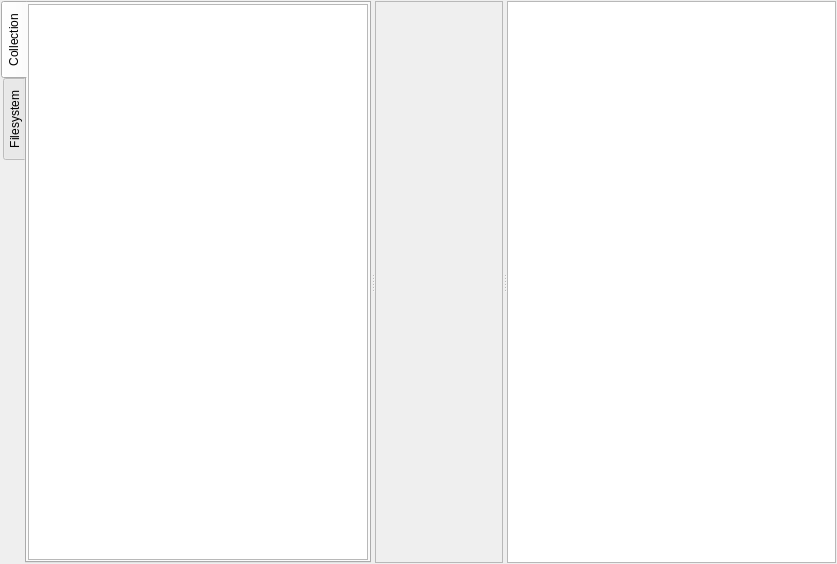
0xd34df00d/leechcraft, file src/plugins/lmp/playertab.ui: the form before one commit.
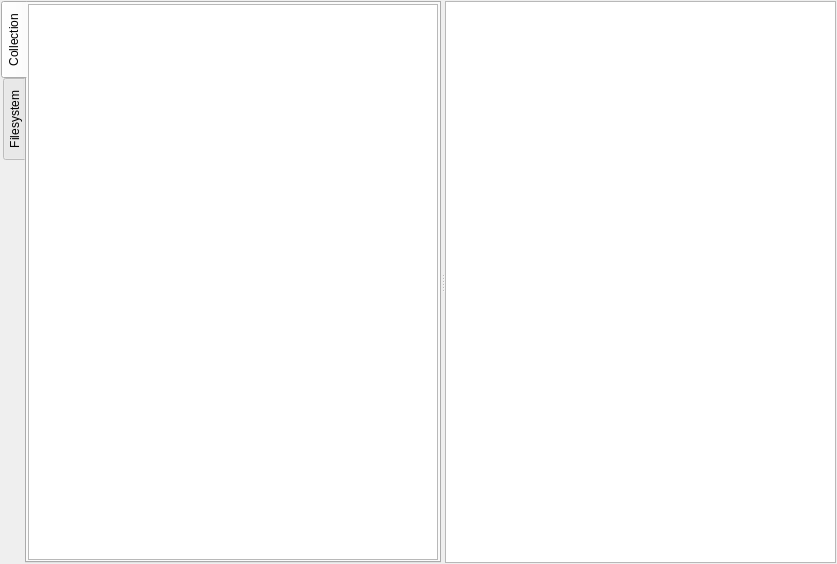
The form after the commit. The open tabs and pages were chosen to show the change.

Commit message: LMP: removed that stuff in the middle.

Patch:
```diff
--- a/src/plugins/lmp/playertab.ui
+++ b/src/plugins/lmp/playertab.ui
@@ -60,14 +60,6 @@
        </layout>
       </widget>
      </widget>
-     <widget class="QFrame" name="frame">
-      <property name="frameShape">
-       <enum>QFrame::StyledPanel</enum>
-      </property>
-      <property name="frameShadow">
-       <enum>QFrame::Raised</enum>
-      </property>
-     </widget>
      <widget class="QWidget" name="verticalLayoutWidget">
       <layout class="QVBoxLayout" name="PlaylistLayout_">
        <item>
```
Left out of the diff: 4 changed lines with no effect on the pictures. The commit also changes 1 other file.
